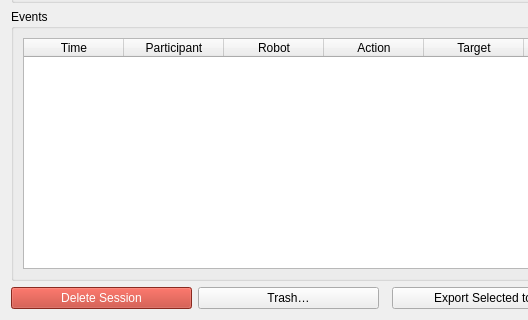
This is src/gui/ui/data_panel.ui in techandpeople/SoftEdIBO as Qt 5 draws it before an edit; both pictures show x 0 to 528 and y 280 to 600 of the 800 by 600 pixel window. The edited form follows.
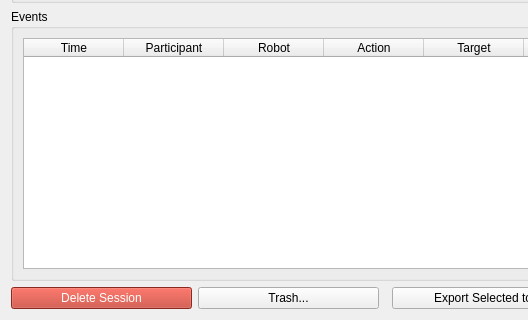
This is the edited form.

The edit to the form file:
```diff
--- a/src/gui/ui/data_panel.ui
+++ b/src/gui/ui/data_panel.ui
@@ -71,7 +71,7 @@
      <item>
       <widget class="QPushButton" name="trash_btn">
        <property name="whatsThis"><string>Open the trash: sessions you deleted are kept there so nothing is lost by accident. From it you can restore a session or delete it permanently.</string></property>
-       <property name="text"><string>Trash…</string></property>
+       <property name="text"><string>Trash...</string></property>
       </widget>
      </item>
      <item>
```
